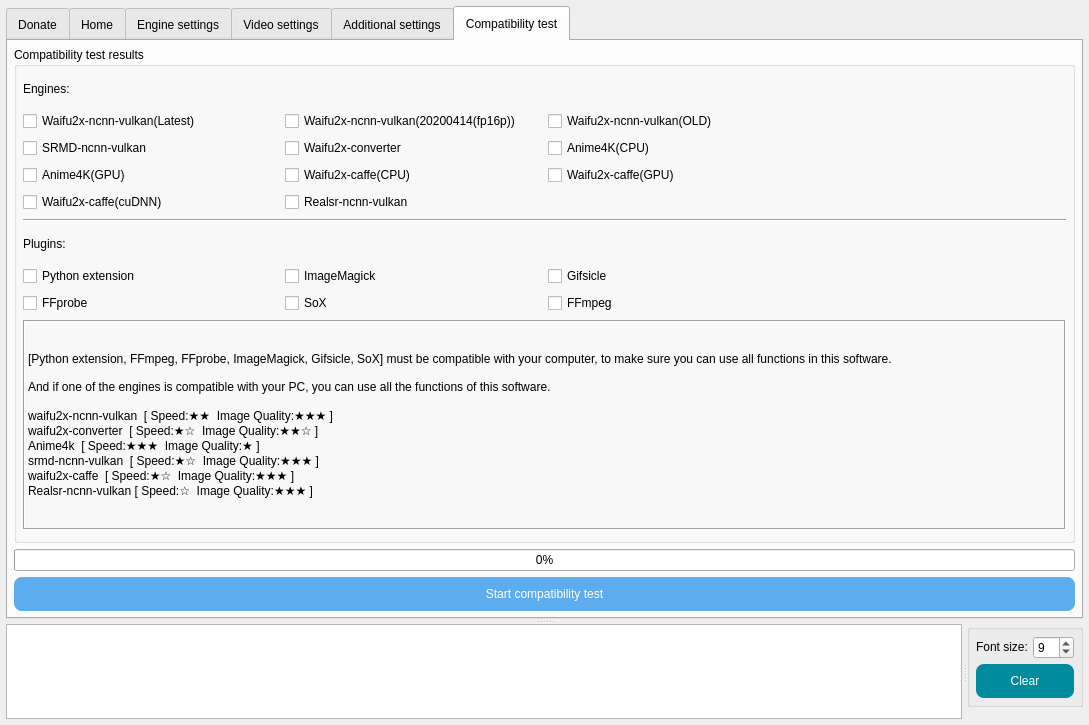
First picture: the form in SRC/Waifu2x-Extension-QT/mainwindow.ui, repository AaronFeng753/Waifu2x-Extension-GUI, before the edit.
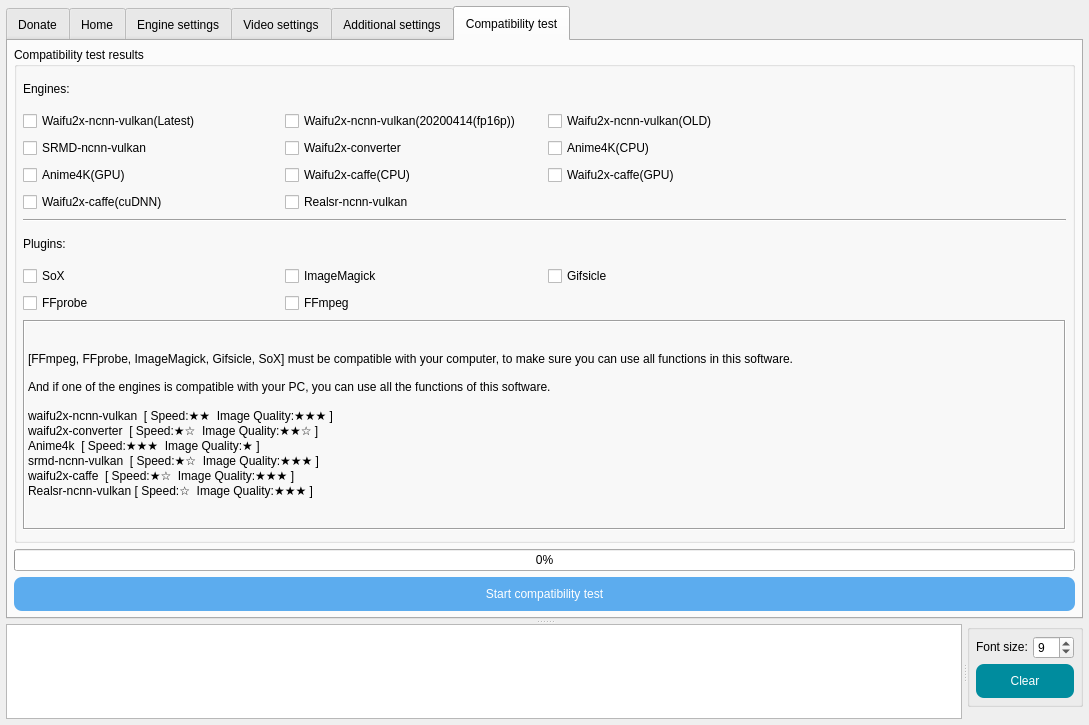
Second picture: the form after the edit. The open tabs and pages were chosen to show the change. Icons and pictures are not drawn.

Commit message: remove python extension from compatibility test

```diff
--- a/SRC/Waifu2x-Extension-QT/mainwindow.ui
+++ b/SRC/Waifu2x-Extension-QT/mainwindow.ui
@@ -8361,16 +8361,6 @@
             <property name="bottomMargin">
              <number>6</number>
             </property>
-            <item row="7" column="0">
-             <widget class="QCheckBox" name="checkBox_isCompatible_PythonExtension">
-              <property name="toolTip">
-               <string>Essential, for all sorts of functions.</string>
-              </property>
-              <property name="text">
-               <string notr="true">Python extension</string>
-              </property>
-             </widget>
-            </item>
             <item row="11" column="0" colspan="4">
              <widget class="QLabel" name="label_2">
               <property name="minimumSize">
@@ -8392,7 +8382,7 @@
                <enum>QFrame::Sunken</enum>
               </property>
               <property name="text">
-               <string>[Python extension, FFmpeg, FFprobe, ImageMagick, Gifsicle, SoX] must be compatible with your computer, to make sure you can use all functions in this software.
+               <string>[FFmpeg, FFprobe, ImageMagick, Gifsicle, SoX] must be compatible with your computer, to make sure you can use all functions in this software.
 
 And if one of the engines is compatible with your PC, you can use all the functions of this software.
 
@@ -8411,16 +8401,6 @@
               </property>
              </widget>
             </item>
-            <item row="8" column="1">
-             <widget class="QCheckBox" name="checkBox_isCompatible_SoX">
-              <property name="toolTip">
-               <string>For audio denoise(video).</string>
-              </property>
-              <property name="text">
-               <string notr="true">SoX</string>
-              </property>
-             </widget>
-            </item>
             <item row="2" column="2">
              <widget class="QCheckBox" name="checkBox_isCompatible_Anime4k_CPU">
               <property name="enabled">
@@ -8676,16 +8656,6 @@
               </property>
              </widget>
             </item>
-            <item row="8" column="2">
-             <widget class="QCheckBox" name="checkBox_isCompatible_FFmpeg">
-              <property name="toolTip">
-               <string>For processing Video.</string>
-              </property>
-              <property name="text">
-               <string notr="true">FFmpeg</string>
-              </property>
-             </widget>
-            </item>
             <item row="4" column="1">
              <widget class="QCheckBox" name="checkBox_isCompatible_Realsr_NCNN_Vulkan">
               <property name="toolTip">
@@ -8696,6 +8666,26 @@
               </property>
              </widget>
             </item>
+            <item row="7" column="0">
+             <widget class="QCheckBox" name="checkBox_isCompatible_SoX">
+              <property name="toolTip">
+               <string>For audio denoise(video).</string>
+              </property>
+              <property name="text">
+               <string notr="true">SoX</string>
+              </property>
+             </widget>
+            </item>
+            <item row="8" column="1">
+             <widget class="QCheckBox" name="checkBox_isCompatible_FFmpeg">
+              <property name="toolTip">
+               <string>For processing Video.</string>
+              </property>
+              <property name="text">
+               <string notr="true">FFmpeg</string>
+              </property>
+             </widget>
+            </item>
            </layout>
           </widget>
          </item>
```
Left out of the diff: 4 changed lines with no effect on the pictures. The commit also changes 14 other files.
